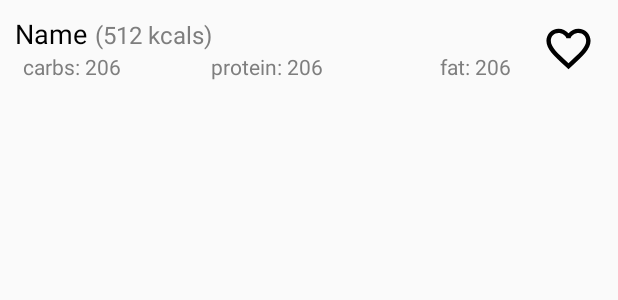
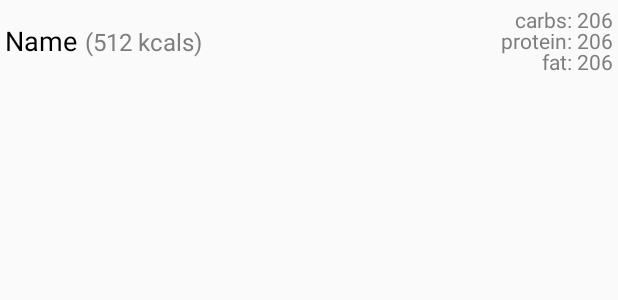
Before and after one commit to kappxl/Snackbase, an Android app: the layout food_list_layout.xml on its own in the app's theme, with its tools: preview values and no code run, on a phone screen of 412 x 824 dp. Shown: the top 300 px of the screen. Run offline under Robolectric (Android 15) with nearby library versions, the phone set to English and light mode, and no system bars.

Commit message:
take design

```diff
--- a/app/src/main/res/drawable/ic_favorite_border_black_24dp.xml
+++ /dev/null
@@ -1,9 +0,0 @@
-<vector xmlns:android="http://schemas.android.com/apk/res/android"
-        android:width="24dp"
-        android:height="24dp"
-        android:viewportWidth="24.0"
-        android:viewportHeight="24.0">
-    <path
-        android:fillColor="#FF000000"
-        android:pathData="M16.5,3c-1.74,0 -3.41,0.81 -4.5,2.09C10.91,3.81 9.24,3 7.5,3 4.42,3 2,5.42 2,8.5c0,3.78 3.4,6.86 8.55,11.54L12,21.35l1.45,-1.32C18.6,15.36 22,12.28 22,8.5 22,5.42 19.58,3 16.5,3zM12.1,18.55l-0.1,0.1 -0.1,-0.1C7.14,14.24 4,11.39 4,8.5 4,6.5 5.5,5 7.5,5c1.54,0 3.04,0.99 3.57,2.36h1.87C13.46,5.99 14.96,5 16.5,5c2,0 3.5,1.5 3.5,3.5 0,2.89 -3.14,5.74 -7.9,10.05z"/>
-</vector>
--- a/app/src/main/res/drawable/main_menu_icon_color.xml
+++ b/app/src/main/res/drawable/main_menu_icon_color.xml
@@ -1,6 +1,6 @@
 <?xml version="1.0" encoding="utf-8"?>
 <selector xmlns:android="http://schemas.android.com/apk/res/android">
-    <item android:state_checked="true" android:color="@color/colorAccent" />
-    <item android:state_pressed="true" android:state_enabled="true" android:color="@color/colorAccent" />
-    <item android:color="@color/colorPrimaryDark" />
+    <item android:state_checked="true" android:color="@color/homeText" />
+    <item android:state_pressed="true" android:state_enabled="true" android:color="@color/homeText" />
+    <item android:color="@color/menu_inactive" />
 </selector>
--- a/app/src/main/res/layout/activity_main.xml
+++ b/app/src/main/res/layout/activity_main.xml
@@ -20,5 +20,5 @@
         app:menu="@menu/main_menu"
         app:itemIconTint="@drawable/main_menu_icon_color"
         app:itemTextColor="@drawable/main_menu_icon_color"
-        android:background="@color/colorMenuBackground"/>
+        android:background="@drawable/bg_button_gradient"/>
 </RelativeLayout>
--- a/app/src/main/res/layout/food_list_layout.xml
+++ b/app/src/main/res/layout/food_list_layout.xml
@@ -1,24 +1,19 @@
 <?xml version="1.0" encoding="utf-8"?>
 <RelativeLayout xmlns:android="http://schemas.android.com/apk/res/android"
     android:layout_width="match_parent" android:layout_height="wrap_content"
-    android:padding="10dp"
+    android:padding="3dp"
     android:descendantFocusability="blocksDescendants"
     android:orientation="horizontal">
 
 
-    <RelativeLayout
-        android:orientation="vertical"
-        android:id="@+id/mlv_main"
-        android:layout_width="wrap_content"
-        android:layout_height="45dp"
-        android:layout_toLeftOf="@+id/mlv_fav_image_layout">
+
 
 
     <LinearLayout
+        android:layout_centerVertical="true"
         android:orientation="horizontal"
         android:id="@+id/mlv_linearLayout"
-            android:layout_alignParentTop="true"
-            android:layout_width="match_parent"
+        android:layout_width="wrap_content"
         android:layout_height="wrap_content">
         <TextView
             android:id="@+id/mlv_name"
@@ -32,41 +27,44 @@
             android:id="@+id/mlv_cals"
             android:layout_width="wrap_content"
             android:layout_height="wrap_content"
+            android:layout_marginLeft="5dp"
             android:text="(512 kcals)"
             android:textColor="@color/mlv_details"
-                android:layout_marginLeft="5dp"
             android:textSize="16sp"/>
 
     </LinearLayout>
 
 
+
     <RelativeLayout
-
-            android:layout_below="@+id/mlv_linearLayout"
-            android:layout_width="match_parent"
+        android:layout_alignParentRight="true"
+        android:layout_width="wrap_content"
         android:layout_height="wrap_content">
         <TextView
             android:id="@+id/mlv_carbs"
+            android:layout_alignParentRight="true"
             android:layout_width="wrap_content"
             android:layout_height="wrap_content"
-                android:layout_marginLeft="5dp"
             android:textColor="@color/mlv_details"
             android:text="carbs: 206"/>
 
         <TextView
+            android:layout_marginTop="-5dp"
+            android:layout_alignParentRight="true"
+            android:layout_below="@+id/mlv_carbs"
             android:id="@+id/mlv_protein"
             android:layout_width="wrap_content"
             android:layout_height="wrap_content"
-                android:layout_centerHorizontal="true"
             android:textColor="@color/mlv_details"
             android:text="protein: 206"/>
 
         <TextView
+            android:layout_marginTop="-5dp"
+            android:layout_alignParentRight="true"
             android:id="@+id/mlv_fat"
+            android:layout_below="@+id/mlv_protein"
             android:layout_width="wrap_content"
             android:layout_height="wrap_content"
-                android:layout_alignParentRight="true"
-                android:layout_marginRight="5dp"
             android:textColor="@color/mlv_details"
             android:text="fat: 206"
             />
@@ -75,22 +73,3 @@
 
 
 </RelativeLayout>
-    <LinearLayout
-        android:layout_centerVertical="true"
-        android:orientation="horizontal"
-        android:id="@+id/mlv_fav_image_layout"
-        android:layout_width="35dp"
-        android:layout_height="35dp"
-        android:layout_marginLeft="15dp"
-        android:layout_marginRight="5dp"
-        android:layout_alignParentRight="true">
-        <Button
-            android:id="@+id/btFav"
-            android:layout_width="match_parent"
-            android:layout_height="match_parent"
-            android:background="@drawable/ic_favorite_border_black_24dp"/>
-    </LinearLayout>
-
-
-
-</RelativeLayout>
--- a/app/src/main/res/layout/fragment_create.xml
+++ b/app/src/main/res/layout/fragment_create.xml
@@ -11,9 +11,9 @@
         app:tabGravity="fill"
         app:tabMode="fixed"
         android:id="@+id/tabLayout_create_id"
-        app:tabTextColor="@color/colorAccent"
-        app:tabIndicatorColor="@color/colorAccent"
-        android:background="@color/colorMenuBackground"/>
+        app:tabTextColor="@color/homeText"
+        app:tabIndicatorColor="@color/homeText"
+        android:background="@drawable/bg_button_gradient"/>
 
     <android.support.v4.view.ViewPager
         android:layout_width="match_parent"
--- a/app/src/main/res/layout/fragment_food.xml
+++ b/app/src/main/res/layout/fragment_food.xml
@@ -11,9 +11,9 @@
         app:tabGravity="fill"
         app:tabMode="fixed"
         android:id="@+id/tabLayout_id"
-        app:tabTextColor="@color/colorAccent"
-        app:tabIndicatorColor="@color/colorAccent"
-        android:background="@color/colorMenuBackground"/>
+        app:tabTextColor="@color/homeText"
+        app:tabIndicatorColor="@color/homeText"
+        android:background="@drawable/bg_button_gradient"/>
 
     <android.support.v4.view.ViewPager
         android:layout_width="match_parent"
--- a/app/src/main/res/values/colors.xml
+++ b/app/src/main/res/values/colors.xml
@@ -1,7 +1,7 @@
 <?xml version="1.0" encoding="utf-8"?>
 <resources>
     <color name="colorPrimary">#E5E5E5</color>
-    <color name="colorPrimaryDark">#9E9E9E</color>
+    <color name="colorPrimaryDark">#397b81</color>
     <color name="colorMenuBackground">#EAEAEA</color>
     <color name="colorAccent">#000000</color>
     <color name="bgCreme">#F2EFED</color>
@@ -10,4 +10,11 @@
     <color name="mlv_Name">#000000</color>
     <color name="mlv_details">#7e7e7e</color>
 
+    <color name="menu_inactive">#a8a8a8</color>
+
+    <color name="bgButtonGreen">#2f887a</color>
+    <color name="bgButtonBlue">#397b81</color>
+    <color name="bgButtonText">#e2e2e2</color>
+    <color name="homeText">#e2e2e2</color>
+
 </resources>
```
Also changed, not shown: app/src/main/java/de/kaikappel/snackbase/HomeFragment.java (+19 -0 lines), app/src/main/res/drawable/bg_button_gradient.xml (added, +9 -0 lines), app/src/main/res/drawable/ic_format_list_bulleted_black_24dp.xml (deleted, +0 -9 lines), app/src/main/res/layout/fragment_create_ingredient.xml (+6 -3 lines), app/src/main/res/layout/fragment_create_meal.xml (+10 -6 lines), app/src/main/res/layout/fragment_home.xml (+9 -6 lines). Lines whose indentation alone changed are shown as unchanged.
